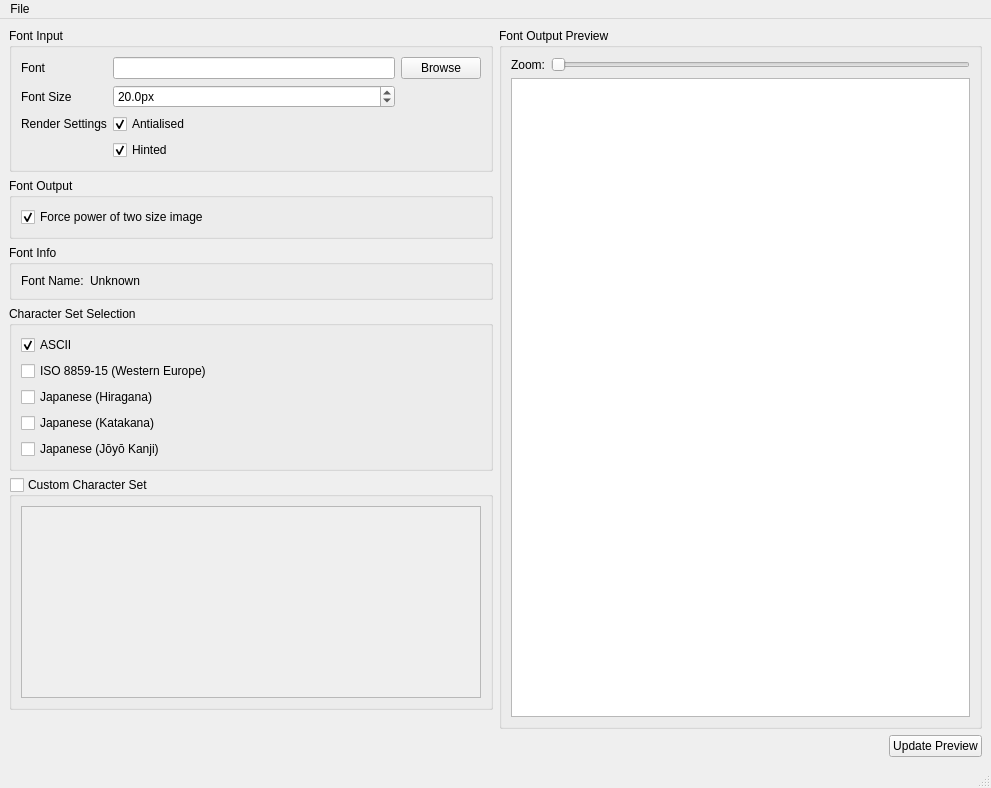
This is src/texturefontcreatorgui.ui in TerrySoba/TextureFontCreator as Qt 5 draws it before an edit. The edited form follows.
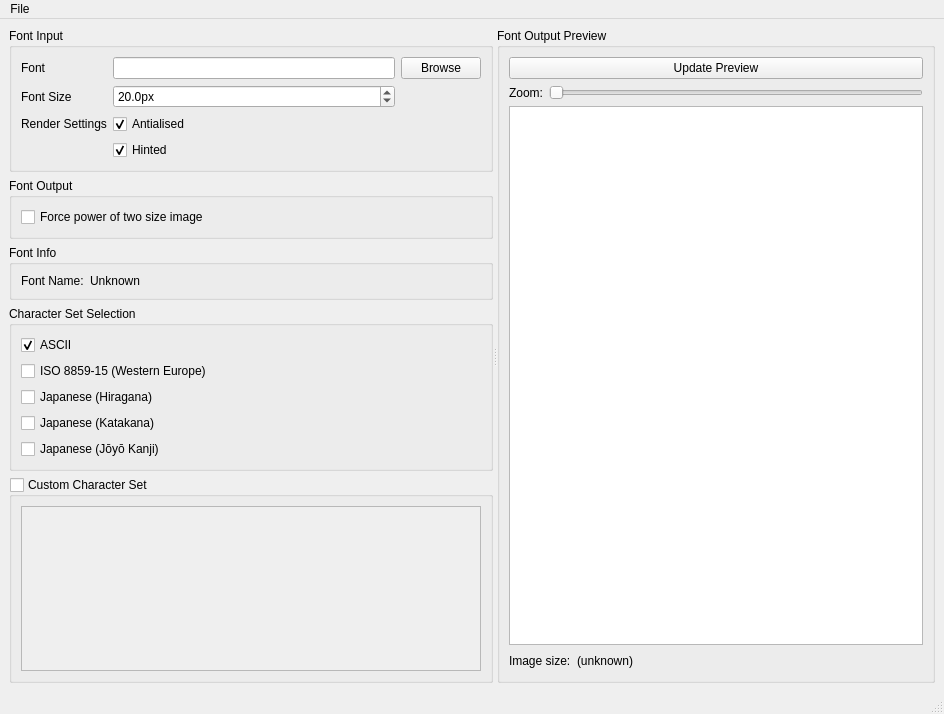
This is the edited form. Icons and pictures are not drawn.

What changed in the file:
```diff
--- a/src/texturefontcreatorgui.ui
+++ b/src/texturefontcreatorgui.ui
@@ -6,20 +6,25 @@
    <rect>
     <x>0</x>
     <y>0</y>
-    <width>991</width>
-    <height>788</height>
+    <width>944</width>
+    <height>714</height>
    </rect>
   </property>
   <property name="windowTitle">
    <string>Texture Font Creator</string>
   </property>
   <property name="windowIcon">
-   <iconset resource="graphics.qrc">
+   <iconset>
     <normaloff>:/new/prefix1/Icon</normaloff>:/new/prefix1/Icon</iconset>
   </property>
   <widget class="QWidget" name="centralwidget">
    <layout class="QHBoxLayout" name="horizontalLayout_3">
     <item>
+     <widget class="QSplitter" name="splitter">
+      <property name="orientation">
+       <enum>Qt::Horizontal</enum>
+      </property>
+      <widget class="QWidget" name="layoutWidget">
      <layout class="QVBoxLayout" name="verticalLayout_2">
       <item>
        <widget class="QGroupBox" name="groupBox">
@@ -121,9 +126,6 @@
            <property name="text">
             <string>Force power of two size image</string>
            </property>
-           <property name="checked">
-            <bool>true</bool>
-           </property>
           </widget>
          </item>
         </layout>
@@ -227,22 +229,9 @@
         </layout>
        </widget>
       </item>
-      <item>
-       <spacer name="verticalSpacer_2">
-        <property name="orientation">
-         <enum>Qt::Vertical</enum>
-        </property>
-        <property name="sizeHint" stdset="0">
-         <size>
-          <width>20</width>
-          <height>40</height>
-         </size>
-        </property>
-       </spacer>
-      </item>
-     </layout>
-    </item>
-    <item>
+       </layout>
+      </widget>
+      <widget class="QWidget" name="layoutWidget">
      <layout class="QVBoxLayout" name="verticalLayout">
       <item>
        <widget class="QGroupBox" name="FontPreviewGroupBox">
@@ -256,6 +245,13 @@
          <bool>false</bool>
         </property>
         <layout class="QVBoxLayout" name="verticalLayout_4">
+           <item>
+            <widget class="QPushButton" name="updatePreviewButton">
+             <property name="text">
+              <string>Update Preview</string>
+             </property>
+            </widget>
+           </item>
          <item>
           <layout class="QHBoxLayout" name="horizontalLayout_2">
            <item>
@@ -293,11 +289,22 @@
            </property>
           </widget>
          </item>
-        </layout>
-       </widget>
-      </item>
       <item>
        <layout class="QHBoxLayout" name="horizontalLayout">
+             <item>
+              <widget class="QLabel" name="label_6">
+               <property name="text">
+                <string>Image size:</string>
+               </property>
+              </widget>
+             </item>
+             <item>
+              <widget class="QLabel" name="imageSizeLabel">
+               <property name="text">
+                <string>(unknown)</string>
+               </property>
+              </widget>
+             </item>
         <item>
          <spacer name="horizontalSpacer">
           <property name="orientation">
@@ -311,16 +318,14 @@
           </property>
          </spacer>
         </item>
-        <item>
-         <widget class="QPushButton" name="updatePreviewButton">
-          <property name="text">
-           <string>Update Preview</string>
-          </property>
-         </widget>
-        </item>
-       </layout>
-      </item>
-     </layout>
+            </layout>
+           </item>
+          </layout>
+         </widget>
+        </item>
+       </layout>
+      </widget>
+     </widget>
     </item>
    </layout>
   </widget>
@@ -329,7 +334,7 @@
     <rect>
      <x>0</x>
      <y>0</y>
-     <width>991</width>
+     <width>944</width>
      <height>24</height>
     </rect>
    </property>
@@ -338,6 +343,7 @@
      <string>File</string>
     </property>
     <addaction name="actionSave_Texture_Font"/>
+    <addaction name="actionSave_Simple_Font"/>
     <addaction name="actionSave_JSON_File"/>
     <addaction name="separator"/>
     <addaction name="actionExit"/>
@@ -360,6 +366,11 @@
     <string>Save JSON File</string>
    </property>
   </action>
+  <action name="actionSave_Simple_Font">
+   <property name="text">
+    <string>Save Simple Font</string>
+   </property>
+  </action>
  </widget>
  <resources>
   <include location="graphics.qrc"/>
```
Lines whose indentation alone changed are shown as unchanged.
